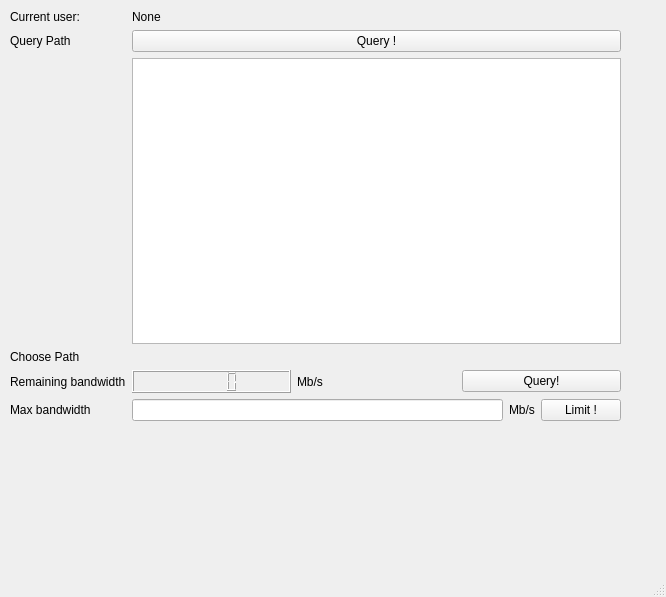
This is client.ui in edisonleolhl/NetworkUserGUI as Qt 5 draws it before an edit. The edited form follows.
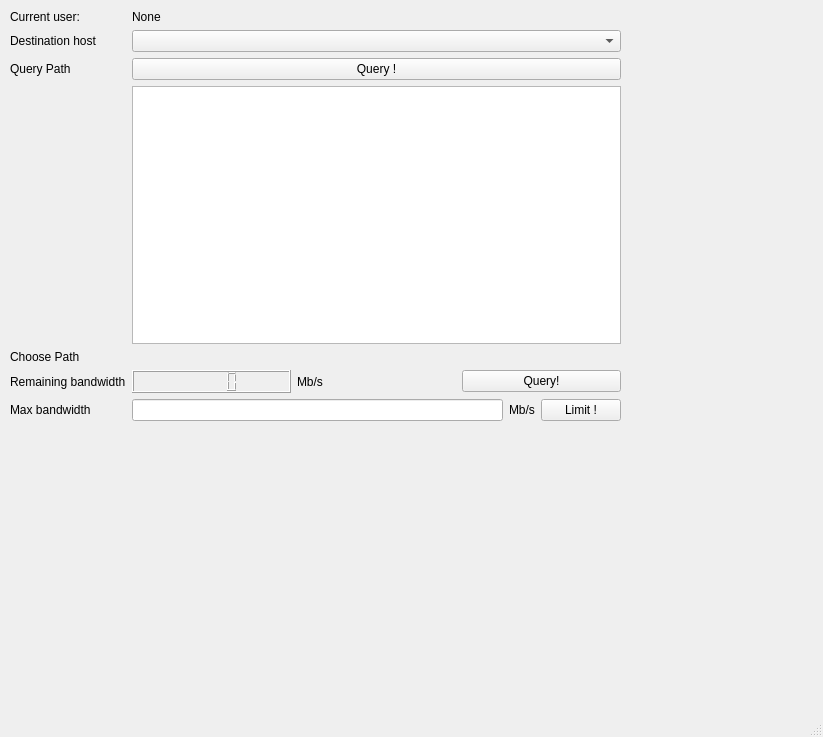
This is the edited form.

Patch:
```diff
--- a/client.ui
+++ b/client.ui
@@ -6,8 +6,8 @@
    <rect>
     <x>0</x>
     <y>0</y>
-    <width>666</width>
-    <height>597</height>
+    <width>823</width>
+    <height>737</height>
    </rect>
   </property>
   <property name="windowTitle">
@@ -38,21 +38,21 @@
        </property>
       </widget>
      </item>
-     <item row="1" column="0">
+     <item row="2" column="0">
       <widget class="QLabel" name="query_path_label">
        <property name="text">
         <string>Query Path</string>
        </property>
       </widget>
      </item>
-     <item row="1" column="1">
-      <widget class="QPushButton" name="query_button">
-       <property name="text">
-        <string>Query !</string>
-       </property>
-      </widget>
-     </item>
      <item row="2" column="1">
+      <widget class="QPushButton" name="query_path_button">
+       <property name="text">
+        <string>Query !</string>
+       </property>
+      </widget>
+     </item>
+     <item row="3" column="1">
       <widget class="QTextBrowser" name="query_path_browser"/>
      </item>
      <item row="12" column="0">
@@ -122,8 +122,15 @@
        </item>
       </layout>
      </item>
-     <item row="10" column="1">
-      <layout class="QFormLayout" name="formLayout_5"/>
+     <item row="1" column="0">
+      <widget class="QLabel" name="label">
+       <property name="text">
+        <string>Destination host</string>
+       </property>
+      </widget>
+     </item>
+     <item row="1" column="1">
+      <widget class="QComboBox" name="dst_comboBox"/>
      </item>
     </layout>
    </widget>
```
Left out of the diff: 45 changed lines with no effect on the pictures.
